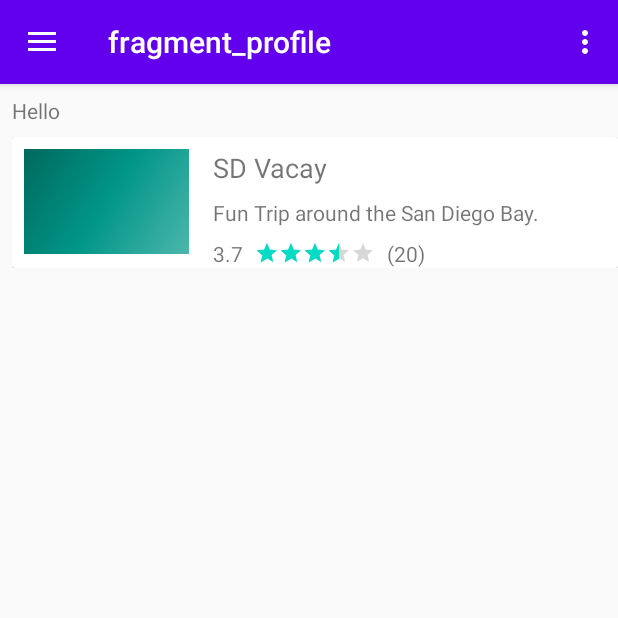
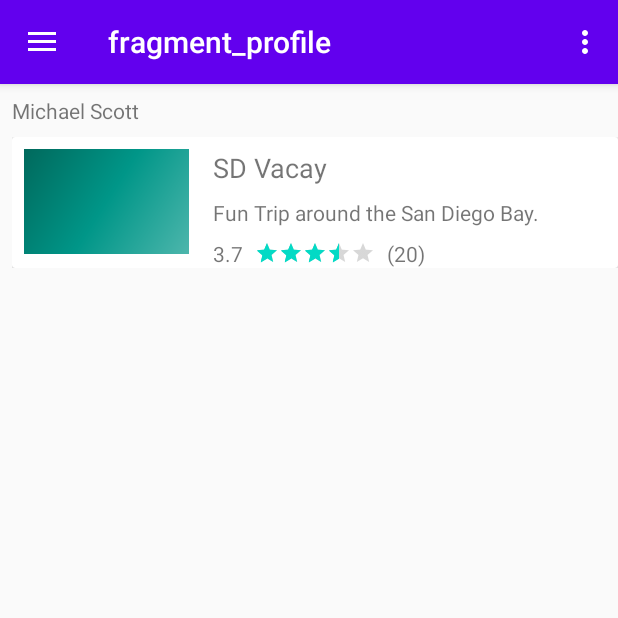
Before and after one commit to gassajor000/daycation, an Android app: the screen it shows after launch (MainActivity), in the side drawer, after a tap on "Profile", on a phone screen of 412 x 824 dp, the top half of it. Run offline under Robolectric (Android 15) with nearby library versions, the phone set to English and light mode, and no system bars; our stand-ins replace data binding, navigation-ui.

Commit message:
Add databinding and parameters to profile fragment. Make DataModel accessable globally through Main Activity.

```diff
--- a/app/src/main/java/com/tripdazzle/daycation/DataModel.java
+++ b/app/src/main/java/com/tripdazzle/daycation/DataModel.java
@@ -5,11 +5,11 @@ import android.graphics.Bitmap;
 import android.graphics.BitmapFactory;
 import android.os.AsyncTask;
 
+import com.tripdazzle.daycation.models.Profile;
 import com.tripdazzle.daycation.models.Review;
 import com.tripdazzle.daycation.models.Trip;
 import com.tripdazzle.server.ProxyServer;
 import com.tripdazzle.server.ServerError;
-import com.tripdazzle.server.datamodels.ProfileData;
 import com.tripdazzle.server.datamodels.ReviewData;
 
 import java.io.File;
@@ -68,14 +68,25 @@ public class DataModel {
         new GetReviewsByIdsTask(callback).execute(reviewIds);
     }
 
-    public ProfileData getProfileById(String userId) throws ServerError {
-        return server.getProfileById(userId);
+    public Profile getProfileById(String userId) {
+        try{
+            return new Profile(server.getProfileById(userId));
+        }
+        catch (ServerError err){
+            err.printStackTrace();
+            return null;
+        }
     }
 
     /*
     * Asynchronous Tasks
     */
     // Interfaces
+    public interface DataManager {
+        /* Implemented by the main activity that serves as the keeper of the data model */
+        public DataModel getModel();
+    }
+
     public interface TaskContext{
         /** onSuccess: called on success of an async task
          * @param message Message to return*/
--- a/app/src/main/java/com/tripdazzle/daycation/MainActivity.java
+++ b/app/src/main/java/com/tripdazzle/daycation/MainActivity.java
@@ -20,9 +20,10 @@ import com.tripdazzle.daycation.models.Trip;
 import com.tripdazzle.daycation.ui.profile.ProfileFragmentDirections;
 import com.tripdazzle.daycation.ui.triplist.TripListFragment;
 
-public class MainActivity extends AppCompatActivity  implements TripListFragment.OnTripListFragmentInteractionListener {
+public class MainActivity extends AppCompatActivity  implements TripListFragment.OnTripListFragmentInteractionListener, DataModel.DataManager {
 
     private AppBarConfiguration mAppBarConfiguration;
+    private DataModel mModel = new DataModel();
 
     @Override
     protected void onCreate(Bundle savedInstanceState) {
@@ -49,6 +50,8 @@ public class MainActivity extends AppCompatActivity  implements TripListFragment
         NavController navController = Navigation.findNavController(this, R.id.nav_host_fragment);
         NavigationUI.setupActionBarWithNavController(this, navController, mAppBarConfiguration);
         NavigationUI.setupWithNavController(navigationView, navController);
+
+        mModel.initialize(this);
     }
 
     @Override
@@ -81,4 +84,9 @@ public class MainActivity extends AppCompatActivity  implements TripListFragment
 
         navController.navigate(action);
     }
+
+    @Override
+    public DataModel getModel() {
+        return mModel;
+    }
 }
--- a/app/src/main/java/com/tripdazzle/daycation/ui/profile/ProfileFragment.java
+++ b/app/src/main/java/com/tripdazzle/daycation/ui/profile/ProfileFragment.java
@@ -1,23 +1,25 @@
 package com.tripdazzle.daycation.ui.profile;
 
+import android.content.Context;
 import android.os.Bundle;
-import android.util.Log;
 import android.view.LayoutInflater;
 import android.view.View;
 import android.view.ViewGroup;
 
 import androidx.annotation.NonNull;
 import androidx.annotation.Nullable;
+import androidx.databinding.DataBindingUtil;
 import androidx.fragment.app.Fragment;
 import androidx.lifecycle.ViewModelProviders;
 
+import com.tripdazzle.daycation.DataModel;
 import com.tripdazzle.daycation.R;
-import com.tripdazzle.daycation.models.Trip;
-import com.tripdazzle.daycation.ui.triplist.TripListFragment;
+import com.tripdazzle.daycation.databinding.FragmentProfileBinding;
 
-public class ProfileFragment extends Fragment implements TripListFragment.OnTripListFragmentInteractionListener {
+public class ProfileFragment extends Fragment {
 
     private ProfileViewModel mViewModel;
+    private DataModel mModel;
 
     public static ProfileFragment newInstance() {
         return new ProfileFragment();
@@ -26,20 +28,31 @@ public class ProfileFragment extends Fragment implements TripListFragment.OnTrip
     @Override
     public View onCreateView(@NonNull LayoutInflater inflater, @Nullable ViewGroup container,
                              @Nullable Bundle savedInstanceState) {
-        return inflater.inflate(R.layout.fragment_profile, container, false);
+        mViewModel = ViewModelProviders.of(this).get(ProfileViewModel.class);
+        FragmentProfileBinding binding = DataBindingUtil.inflate(inflater, R.layout.fragment_profile, container, false);
+        binding.setViewModel(mViewModel);
+        binding.setLifecycleOwner(this);
+        View view = binding.getRoot();
+
+        return view;
     }
 
     @Override
     public void onActivityCreated(@Nullable Bundle savedInstanceState) {
         super.onActivityCreated(savedInstanceState);
-        mViewModel = ViewModelProviders.of(this).get(ProfileViewModel.class);
-        // TODO: Use the ViewModel
-
+        String userId = ProfileFragmentArgs.fromBundle(getArguments()).getProfileId();
+        mViewModel.setProfile(mModel.getProfileById(userId));
     }
 
     @Override
-    public void onTripInteraction(Trip item) {
-        Log.i("profile fragment", "click on trip: " + item.title);
-        // TODO do something with the trip (preferably navigate to trip info)
+    public void onAttach(Context context) {
+        super.onAttach(context);
+        if (context instanceof DataModel.DataManager) {
+            mModel = ((DataModel.DataManager) context).getModel();
+        } else {
+            throw new RuntimeException(context.toString()
+                    + " must implement DataModel.DataManager");
+        }
     }
+
 }
--- a/app/src/main/java/com/tripdazzle/daycation/ui/profile/ProfileViewModel.java
+++ b/app/src/main/java/com/tripdazzle/daycation/ui/profile/ProfileViewModel.java
@@ -1,7 +1,18 @@
 package com.tripdazzle.daycation.ui.profile;
 
+import androidx.lifecycle.MutableLiveData;
 import androidx.lifecycle.ViewModel;
 
+import com.tripdazzle.daycation.models.Profile;
+
 public class ProfileViewModel extends ViewModel {
-    // TODO: Implement the ViewModel
+    private MutableLiveData<Profile> profile = new MutableLiveData<>();
+
+    public Profile getProfile() {
+        return profile.getValue();
+    }
+
+    public void setProfile(Profile profile) {
+        this.profile.setValue(profile);
+    }
 }
--- a/app/src/main/res/layout/fragment_profile.xml
+++ b/app/src/main/res/layout/fragment_profile.xml
@@ -1,19 +1,26 @@
 <?xml version="1.0" encoding="utf-8"?>
-<androidx.constraintlayout.widget.ConstraintLayout xmlns:android="http://schemas.android.com/apk/res/android"
+<layout xmlns:android="http://schemas.android.com/apk/res/android"
     xmlns:app="http://schemas.android.com/apk/res-auto"
-    xmlns:tools="http://schemas.android.com/tools"
+    xmlns:tools="http://schemas.android.com/tools">
+
+    <data>
+        <variable
+            name="viewModel"
+            type="com.tripdazzle.daycation.ui.profile.ProfileViewModel" />
+        </data>
+    <androidx.constraintlayout.widget.ConstraintLayout
         android:id="@+id/frameLayout2"
         android:layout_width="match_parent"
         android:layout_height="match_parent"
         tools:context=".ui.profile.ProfileFragment">
 
         <TextView
-        android:id="@+id/textView5"
+            android:id="@+id/profileName"
             android:layout_width="wrap_content"
             android:layout_height="wrap_content"
             android:layout_marginStart="8dp"
             android:layout_marginTop="8dp"
-        android:text="Hello"
+            android:text='@{viewModel.profile.firstName + " " + viewModel.profile.lastName}'
             app:layout_constraintStart_toStartOf="parent"
             app:layout_constraintTop_toTopOf="parent" />
 
@@ -26,6 +33,7 @@
             android:layout_marginTop="8dp"
             app:layout_constraintEnd_toEndOf="parent"
             app:layout_constraintStart_toStartOf="parent"
-        app:layout_constraintTop_toBottomOf="@+id/textView5" />
+            app:layout_constraintTop_toBottomOf="@+id/profileName" />
 
     </androidx.constraintlayout.widget.ConstraintLayout>
+</layout>
--- a/app/src/main/res/navigation/mobile_navigation.xml
+++ b/app/src/main/res/navigation/mobile_navigation.xml
@@ -38,8 +38,8 @@
         tools:layout="@layout/fragment_profile" >
         <argument
             android:name="profileId"
-            app:argType="integer"
-            android:defaultValue="0" />
+            app:argType="string"
+            android:defaultValue="mscott" />
         <action
             android:id="@+id/actionNavProfileToTripInfo"
             app:destination="@id/nav_tripInfo" />
```
Also changed, not shown: app/src/main/java/com/tripdazzle/daycation/ui/tripinfo/TripInfoFragment.java (+17 -6 lines). Lines whose indentation alone changed are shown as unchanged.
